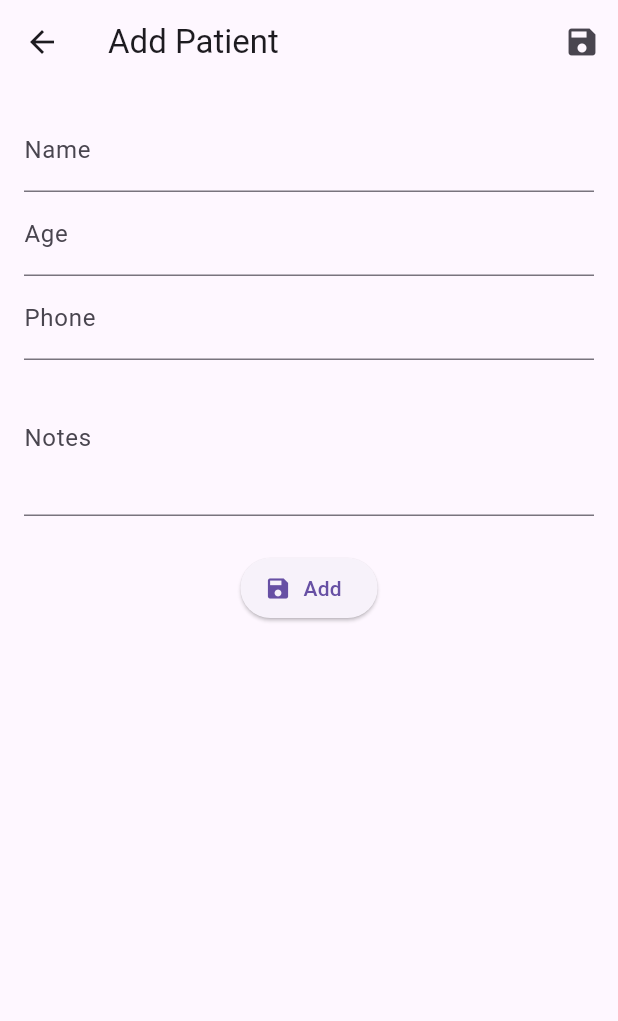
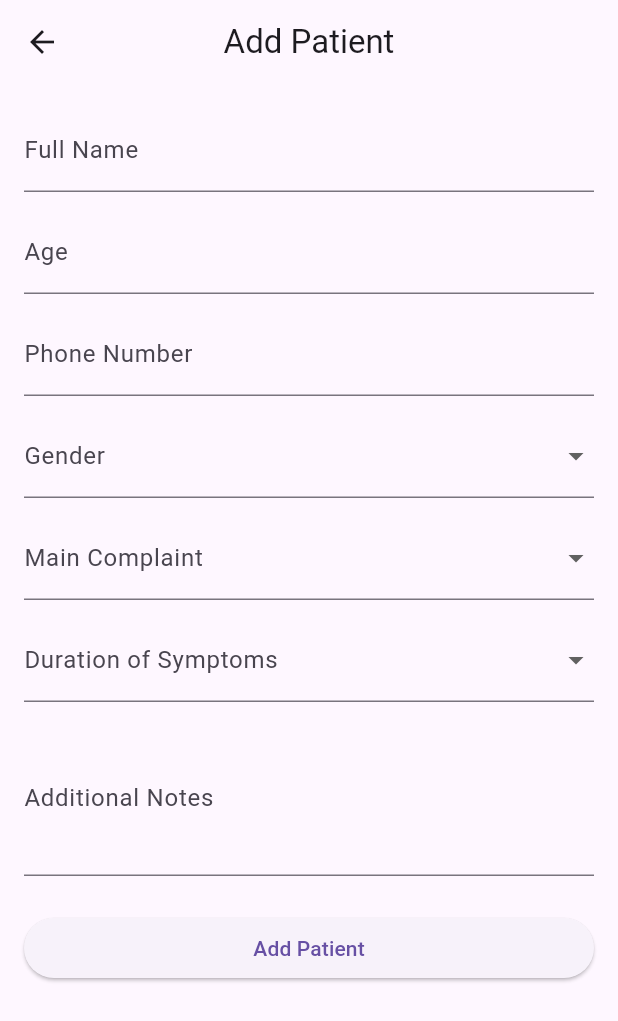
Before and after one commit to the-aditya-singh/flutter_app, a Flutter app: the screen it shows once a user with an empty profile is signed in, after a tap on the "add" icon, on a phone screen of 412 x 824 dp. Shown: the top 1021 px of the screen. Run offline on Flutter 3.47's test engine with Material 3 defaults, Android fonts, the phone set to English and light mode, and no system bars; our stand-ins replace cloud_firestore, firebase_auth, firebase_core, google_sign_in; accounts and stored records are empty.

Commit message:
full page form field change

```diff
--- a/lib/main.dart
+++ b/lib/main.dart
@@ -36,7 +36,7 @@
       ],
       child: MaterialApp(
         debugShowCheckedModeBanner: false,
-        title: 'HMS - MVVM',
+        title: 'Reception - Hospital Management',
         theme: ThemeData(primarySwatch: Colors.blue),
         home: const AuthWrapper(), // Use a wrapper to handle login/home state
       ),
--- a/lib/views/home_page.dart
+++ b/lib/views/home_page.dart
@@ -45,11 +45,12 @@
             itemBuilder: (context, index) {
               final p = patients[index];
               return Card(
-                margin:
-                    const EdgeInsets.symmetric(horizontal: 12, vertical: 6),
+                margin: const EdgeInsets.symmetric(horizontal: 12, vertical: 6),
                 child: ListTile(
                   title: Text(p.name),
-                  subtitle: Text('Age: ${p.age} • Phone: ${p.phone}\n${p.notes}'),
+                  subtitle: Text(
+                    'Age: ${p.age}\n Problem: ${p.mainComplaint}\n Phone: ${p.phone}\n Note: ${p.notes}',
+                  ),
                   isThreeLine: true,
                   trailing: Row(
                     mainAxisSize: MainAxisSize.min,
@@ -60,7 +61,8 @@
                           Navigator.push(
                             context,
                             MaterialPageRoute(
-        builder: (_) => PatientFormPage(vm: patientVm, patient: p),
+                              builder: (_) =>
+                                  AddEditPatientPage(vm: patientVm, patient: p),
                             ),
                           );
                         },
@@ -84,7 +86,7 @@
           Navigator.push(
             context,
             MaterialPageRoute(
-        builder: (_) => PatientFormPage(vm: patientVm),
+              builder: (_) => AddEditPatientPage(vm: patientVm),
             ),
           );
         },
--- a/lib/views/patient_form_page.dart
+++ b/lib/views/patient_form_page.dart
@@ -1,122 +1,268 @@
 import 'package:flutter/material.dart';
 import 'package:hospital_management/models/patient.dart';
 import 'package:hospital_management/viewmodels/patient_viewmodel.dart';
+import 'package:provider/provider.dart';
 
-class PatientFormPage extends StatefulWidget {
-  final PatientViewModel vm;
+class AddEditPatientPage extends StatefulWidget {
   final Patient? patient;
 
-  const PatientFormPage({super.key, required this.vm, this.patient});
+  const AddEditPatientPage({super.key, this.patient, required PatientViewModel vm});
 
   @override
-  State<PatientFormPage> createState() => _PatientFormPageState();
+  State<AddEditPatientPage> createState() => _AddEditPatientPageState();
 }
 
-class _PatientFormPageState extends State<PatientFormPage> {
+class _AddEditPatientPageState extends State<AddEditPatientPage> {
   final _formKey = GlobalKey<FormState>();
-  late TextEditingController _nameCtrl;
-  late TextEditingController _ageCtrl;
-  late TextEditingController _phoneCtrl;
-  late TextEditingController _notesCtrl;
-  bool _isSaving = false;
+
+  // Controllers
+  final _nameController = TextEditingController();
+  final _ageController = TextEditingController();
+  final _phoneController = TextEditingController();
+  final _notesController = TextEditingController();
+
+  String? _selectedGender;
+  String? _selectedComplaint;
+  String? _selectedDuration;
+
+  final List<String> _genders = ['Male', 'Female', 'Other'];
+  final List<String> _complaints = [
+    'Fever',
+    'Cold',
+    'Headache',
+    'Cough',
+    'Body Pain',
+    'Other'
+  ];
+  final List<String> _durations = [
+    '1 Day',
+    '2 Days',
+    '1 Week',
+    '2 Weeks',
+    '1 Month',
+    'Other'
+  ];
+
+  String? _customComplaint;
+  String? _customDuration;
 
   @override
   void initState() {
     super.initState();
-    _nameCtrl = TextEditingController(text: widget.patient?.name ?? '');
-    _ageCtrl = TextEditingController(text: widget.patient?.age.toString() ?? '');
-    _phoneCtrl = TextEditingController(text: widget.patient?.phone ?? '');
-    _notesCtrl = TextEditingController(text: widget.patient?.notes ?? '');
+
+    // Pre-fill in edit mode
+    if (widget.patient != null) {
+      _nameController.text = widget.patient!.name;
+      _ageController.text = widget.patient!.age.toString();
+      _phoneController.text = widget.patient!.phone;
+      _notesController.text = widget.patient!.notes;
+      _selectedGender = widget.patient!.gender;
+      _selectedComplaint = widget.patient!.mainComplaint;
+      _selectedDuration = widget.patient!.symptomDuration;
+
+      // If previous value isn't in list, add temporarily
+      if (_selectedComplaint != null &&
+          !_complaints.contains(_selectedComplaint!)) {
+        _complaints.add(_selectedComplaint!);
+      }
+      if (_selectedDuration != null &&
+          !_durations.contains(_selectedDuration!)) {
+        _durations.add(_selectedDuration!);
+      }
+    }
   }
 
   @override
   void dispose() {
-    _nameCtrl.dispose();
-    _ageCtrl.dispose();
-    _phoneCtrl.dispose();
-    _notesCtrl.dispose();
+    _nameController.dispose();
+    _ageController.dispose();
+    _phoneController.dispose();
+    _notesController.dispose();
     super.dispose();
   }
 
-  Future<void> _save() async {
+  void _savePatient() async {
     if (!_formKey.currentState!.validate()) return;
-    setState(() => _isSaving = true);
 
-    final name = _nameCtrl.text.trim();
-    final age = int.tryParse(_ageCtrl.text.trim()) ?? 0;
-    final phone = _phoneCtrl.text.trim();
-    final notes = _notesCtrl.text.trim();
+    final viewModel = Provider.of<PatientViewModel>(context, listen: false);
 
-    try {
+    final name = _nameController.text.trim();
+    final age = int.tryParse(_ageController.text.trim()) ?? 0;
+    final phone = _phoneController.text.trim();
+    final gender = _selectedGender ?? '';
+    final complaint = _selectedComplaint == 'Other'
+        ? _customComplaint ?? ''
+        : _selectedComplaint ?? '';
+    final duration = _selectedDuration == 'Other'
+        ? _customDuration ?? ''
+        : _selectedDuration ?? '';
+    final notes = _notesController.text.trim();
+
     if (widget.patient == null) {
-        await widget.vm.addPatient(name: name, age: age, phone: phone, notes: notes);
+      await viewModel.addPatient(
+        name: name,
+        age: age,
+        phone: phone,
+        gender: gender,
+        mainComplaint: complaint,
+        symptomDuration: duration,
+        notes: notes,
+      );
     } else {
-        await widget.vm.updatePatient(
+      await viewModel.updatePatient(
         id: widget.patient!.id,
         name: name,
         age: age,
         phone: phone,
+        gender: gender,
+        mainComplaint: complaint,
+        symptomDuration: duration,
         notes: notes,
       );
     }
-      if (mounted) Navigator.pop(context);
-    } catch (e) {
-      ScaffoldMessenger.of(context).showSnackBar(
-        SnackBar(content: Text('Error saving patient: $e')),
-      );
-    } finally {
-      if (mounted) setState(() => _isSaving = false);
-    }
+
+    Navigator.pop(context);
   }
 
   @override
   Widget build(BuildContext context) {
-    final isEditing = widget.patient != null;
     return Scaffold(
       appBar: AppBar(
-        title: Text(isEditing ? 'Edit Patient' : 'Add Patient'),
-        actions: [
-          IconButton(
-            icon: const Icon(Icons.save),
-            onPressed: _isSaving ? null : _save,
+        title: Text(widget.patient == null ? 'Add Patient' : 'Edit Patient'),
+        centerTitle: true,
       ),
-        ],
-      ),
-      body: Padding(
+      body: SingleChildScrollView(
         padding: const EdgeInsets.all(16),
         child: Form(
           key: _formKey,
-          child: SingleChildScrollView(
           child: Column(
+            crossAxisAlignment: CrossAxisAlignment.start,
             children: [
+              // NAME
               TextFormField(
-                  controller: _nameCtrl,
-                  decoration: const InputDecoration(labelText: 'Name'),
-                  validator: (v) => v == null || v.isEmpty ? 'Name required' : null,
+                controller: _nameController,
+                decoration: const InputDecoration(labelText: 'Full Name'),
+                validator: (v) =>
+                    v == null || v.isEmpty ? 'Enter patient name' : null,
               ),
+              const SizedBox(height: 12),
+
+              // AGE
               TextFormField(
-                  controller: _ageCtrl,
+                controller: _ageController,
                 decoration: const InputDecoration(labelText: 'Age'),
                 keyboardType: TextInputType.number,
+                validator: (v) {
+                  if (v == null || v.isEmpty) return 'Enter age';
+                  final val = int.tryParse(v);
+                  if (val == null || val <= 0) return 'Enter valid age';
+                  return null;
+                },
               ),
+              const SizedBox(height: 12),
+
+              // PHONE
               TextFormField(
-                  controller: _phoneCtrl,
-                  decoration: const InputDecoration(labelText: 'Phone'),
+                controller: _phoneController,
+                decoration: const InputDecoration(labelText: 'Phone Number'),
                 keyboardType: TextInputType.phone,
+                validator: (v) {
+                  if (v == null || v.isEmpty) return 'Enter phone number';
+                  if (v.length < 10) return 'Enter valid number';
+                  return null;
+                },
               ),
+              const SizedBox(height: 12),
+
+              // GENDER
+              DropdownButtonFormField<String>(
+                value: _selectedGender,
+                decoration: const InputDecoration(labelText: 'Gender'),
+                items: _genders
+                    .map((g) => DropdownMenuItem(value: g, child: Text(g)))
+                    .toList(),
+                onChanged: (val) => setState(() => _selectedGender = val),
+                validator: (v) =>
+                    v == null || v.isEmpty ? 'Select gender' : null,
+              ),
+              const SizedBox(height: 12),
+
+              // MAIN COMPLAINT
+              DropdownButtonFormField<String>(
+                value: _selectedComplaint,
+                decoration: const InputDecoration(labelText: 'Main Complaint'),
+                items: _complaints
+                    .map((c) => DropdownMenuItem(value: c, child: Text(c)))
+                    .toList(),
+                onChanged: (val) => setState(() {
+                  _selectedComplaint = val;
+                  _customComplaint = null;
+                }),
+                validator: (v) =>
+                    v == null || v.isEmpty ? 'Select complaint' : null,
+              ),
+              if (_selectedComplaint == 'Other')
                 TextFormField(
-                  controller: _notesCtrl,
-                  decoration: const InputDecoration(labelText: 'Notes'),
+                  decoration:
+                      const InputDecoration(labelText: 'Enter Custom Complaint'),
+                  onChanged: (val) => _customComplaint = val,
+                  validator: (v) {
+                    if (_selectedComplaint == 'Other' &&
+                        (v == null || v.isEmpty)) {
+                      return 'Enter custom complaint';
+                    }
+                    return null;
+                  },
+                ),
+              const SizedBox(height: 12),
+
+              // SYMPTOM DURATION
+              DropdownButtonFormField<String>(
+                value: _selectedDuration,
+                decoration:
+                    const InputDecoration(labelText: 'Duration of Symptoms'),
+                items: _durations
+                    .map((d) => DropdownMenuItem(value: d, child: Text(d)))
+                    .toList(),
+                onChanged: (val) => setState(() {
+                  _selectedDuration = val;
+                  _customDuration = null;
+                }),
+                validator: (v) =>
+                    v == null || v.isEmpty ? 'Select duration' : null,
+              ),
+              if (_selectedDuration == 'Other')
+                TextFormField(
+                  decoration: const InputDecoration(
+                      labelText: 'Enter Custom Duration'),
+                  onChanged: (val) => _customDuration = val,
+                  validator: (v) {
+                    if (_selectedDuration == 'Other' &&
+                        (v == null || v.isEmpty)) {
+                      return 'Enter custom duration';
+                    }
+                    return null;
+                  },
+                ),
+              const SizedBox(height: 12),
+
+              // NOTES
+              TextFormField(
+                controller: _notesController,
+                decoration: const InputDecoration(labelText: 'Additional Notes'),
                 maxLines: 3,
               ),
               const SizedBox(height: 24),
-                ElevatedButton.icon(
-                  icon: const Icon(Icons.save),
-                  label: Text(isEditing ? 'Update' : 'Add'),
-                  onPressed: _isSaving ? null : _save,
+
+              // SAVE BUTTON
+              SizedBox(
+                width: double.infinity,
+                child: ElevatedButton(
+                  onPressed: _savePatient,
+                  child: Text(widget.patient == null ? 'Add Patient' : 'Update'),
+                ),
               ),
             ],
-            ),
           ),
         ),
       ),
```
Also changed, not shown: 1 other file. Lines whose indentation alone changed are shown as unchanged.
